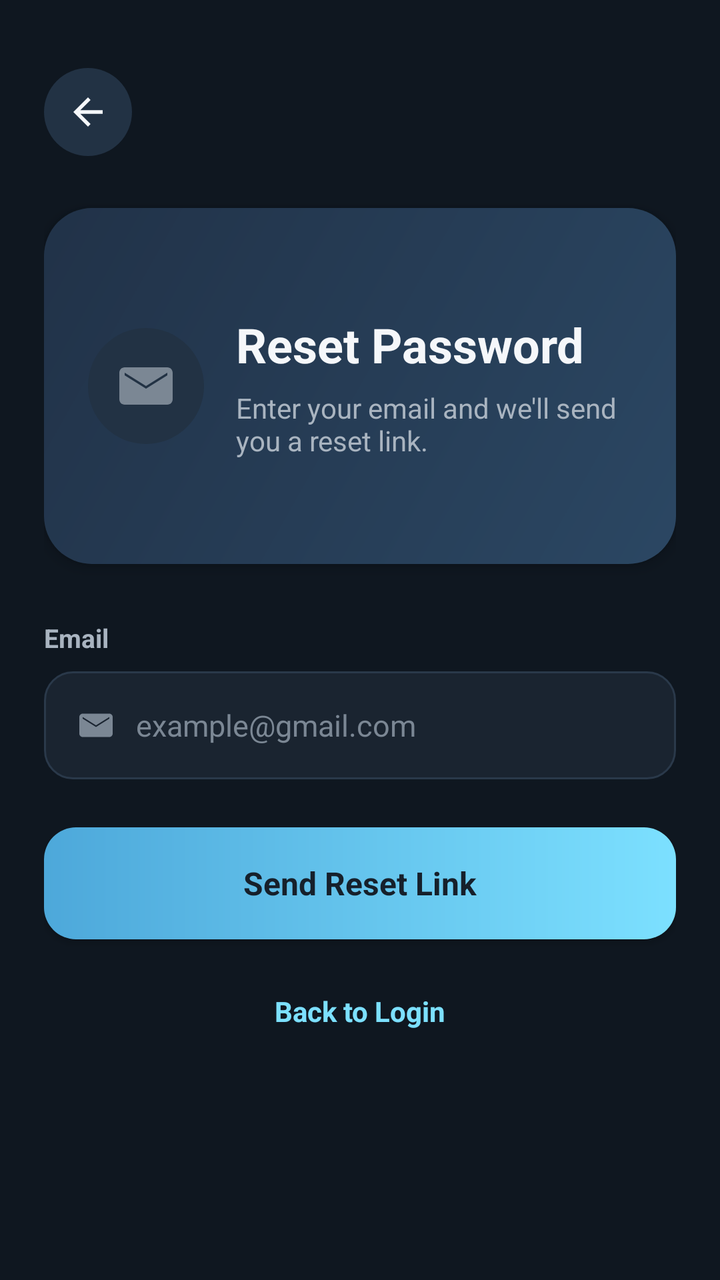
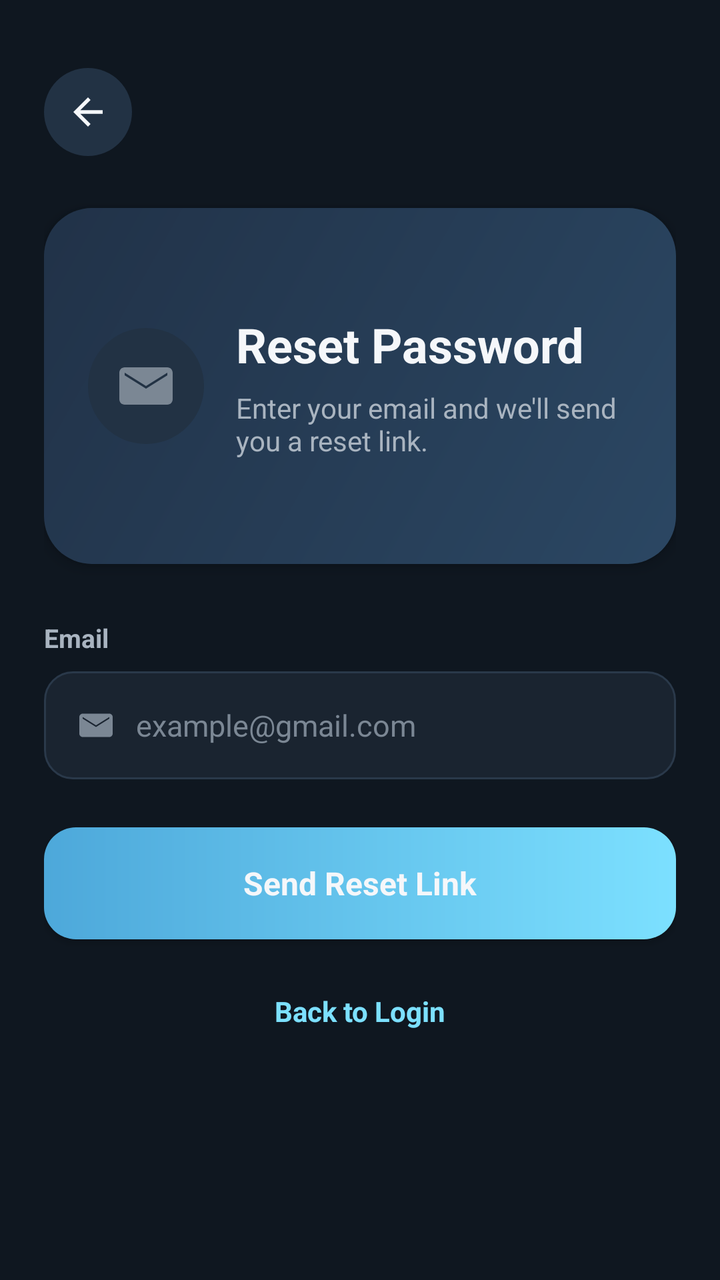

Two renders of the same Android screen: before a commit and after it. Below are the layout's source before the change and the commit's diff.
<!-- AndroidManifest.xml: application theme Theme.Fonosfinal -->
<!-- res/layout/activity_forgot_password.xml -->
<?xml version="1.0" encoding="utf-8"?>
<ScrollView xmlns:android="http://schemas.android.com/apk/res/android"
    android:layout_width="match_parent"
    android:layout_height="match_parent"
    android:background="@color/background"
    android:fillViewport="true">

    <LinearLayout
        android:layout_width="match_parent"
        android:layout_height="wrap_content"
        android:orientation="vertical"
        android:paddingStart="22dp"
        android:paddingTop="34dp"
        android:paddingEnd="22dp"
        android:paddingBottom="28dp">

        <ImageView
            android:id="@+id/button_forgot_back"
            android:layout_width="44dp"
            android:layout_height="44dp"
            android:background="@drawable/bg_icon_circle"
            android:contentDescription="Back"
            android:padding="11dp"
            android:src="@drawable/ic_back" />

        <FrameLayout
            android:layout_width="match_parent"
            android:layout_height="178dp"
            android:layout_marginTop="26dp"
            android:background="@drawable/bg_hero_gradient"
            android:elevation="4dp"
            android:padding="22dp">

            <LinearLayout
                android:layout_width="match_parent"
                android:layout_height="match_parent"
                android:gravity="center_vertical"
                android:orientation="horizontal">

                <ImageView
                    android:layout_width="58dp"
                    android:layout_height="58dp"
                    android:background="@drawable/bg_icon_circle"
                    android:contentDescription="Reset password"
                    android:padding="13dp"
                    android:src="@drawable/ic_mail" />

                <LinearLayout
                    android:layout_width="0dp"
                    android:layout_height="wrap_content"
                    android:layout_marginStart="16dp"
                    android:layout_weight="1"
                    android:orientation="vertical">

                    <TextView
                        android:layout_width="match_parent"
                        android:layout_height="wrap_content"
                        android:text="Reset Password"
                        android:textColor="@color/text_primary"
                        android:textSize="24sp"
                        android:textStyle="bold" />

                    <TextView
                        android:layout_width="match_parent"
                        android:layout_height="wrap_content"
                        android:layout_marginTop="6dp"
                        android:text="Enter your email and we'll send you a reset link."
                        android:textColor="@color/text_secondary"
                        android:textSize="14sp" />
                </LinearLayout>
            </LinearLayout>
        </FrameLayout>

        <TextView
            android:layout_width="wrap_content"
            android:layout_height="wrap_content"
            android:layout_marginTop="28dp"
            android:text="Email"
            android:textColor="@color/text_secondary"
            android:textSize="13sp"
            android:textStyle="bold" />

        <LinearLayout
            android:layout_width="match_parent"
            android:layout_height="54dp"
            android:layout_marginTop="8dp"
            android:background="@drawable/bg_input_dark"
            android:gravity="center_vertical"
            android:orientation="horizontal">

            <ImageView
                android:layout_width="20dp"
                android:layout_height="20dp"
                android:contentDescription="Email"
                android:src="@drawable/ic_mail" />

            <EditText
                android:id="@+id/edit_text_forgot_email"
                android:layout_width="0dp"
                android:layout_height="match_parent"
                android:layout_marginStart="10dp"
                android:layout_weight="1"
                android:background="@android:color/transparent"
                android:hint="example@gmail.com"
                android:inputType="textEmailAddress"
                android:singleLine="true"
                android:textColor="@color/text_primary"
                android:textColorHint="@color/text_muted"
                android:textSize="15sp" />
        </LinearLayout>

        <Button
            android:id="@+id/button_send_reset_link"
            android:layout_width="match_parent"
            android:layout_height="56dp"
            android:layout_marginTop="24dp"
            android:background="@drawable/bg_button_accent"
            android:backgroundTint="@null"
            android:text="Send Reset Link"
            android:textAllCaps="false"
            android:textColor="@color/primary_variant"
            android:textSize="16sp"
            android:textStyle="bold" />

        <TextView
            android:id="@+id/text_back_to_login"
            android:layout_width="match_parent"
            android:layout_height="48dp"
            android:layout_marginTop="12dp"
            android:gravity="center"
            android:text="Back to Login"
            android:textColor="@color/accent"
            android:textSize="14sp"
            android:textStyle="bold" />
    </LinearLayout>
</ScrollView>
<!-- resources referenced by this layout -->
<resources>
  <color name="accent">#7CE0FF</color>
  <color name="background">#0F1720</color>
  <color name="primary_variant">#16202B</color>
  <color name="text_muted">#7B8794</color>
  <color name="text_primary">#F5F7FA</color>
  <color name="text_secondary">#A9B4C0</color>
  <!-- drawable bg_button_accent (drawable) -->
  <?xml version="1.0" encoding="utf-8"?>
  <ripple xmlns:android="http://schemas.android.com/apk/res/android"
      android:color="@color/ripple_accent">
      <item>
          <shape>
              <gradient
                  android:angle="0"
                  android:endColor="@color/accent"
                  android:startColor="@color/secondary" />
              <corners android:radius="16dp" />
          </shape>
      </item>
  </ripple>
  <!-- drawable bg_hero_gradient (drawable) -->
  <?xml version="1.0" encoding="utf-8"?>
  <ripple xmlns:android="http://schemas.android.com/apk/res/android"
      android:color="@color/ripple_accent">
      <item>
          <shape>
              <gradient
                  android:angle="315"
                  android:endColor="@color/card_gradient_end"
                  android:startColor="@color/card_gradient_start" />
              <corners android:radius="24dp" />
          </shape>
      </item>
  </ripple>
  <!-- drawable bg_icon_circle (drawable) -->
  <?xml version="1.0" encoding="utf-8"?>
  <ripple xmlns:android="http://schemas.android.com/apk/res/android"
      android:color="@color/ripple_surface">
      <item>
          <shape android:shape="oval">
              <solid android:color="@color/surface_light" />
          </shape>
      </item>
  </ripple>
  <!-- drawable bg_input_dark (drawable) -->
  <?xml version="1.0" encoding="utf-8"?>
  <shape xmlns:android="http://schemas.android.com/apk/res/android">
      <solid android:color="@color/input_bg" />
      <stroke
          android:width="1dp"
          android:color="@color/divider" />
      <corners android:radius="14dp" />
      <padding
          android:bottom="12dp"
          android:left="16dp"
          android:right="16dp"
          android:top="12dp" />
  </shape>
  <!-- drawable ic_back (drawable) -->
  <?xml version="1.0" encoding="utf-8"?>
  <vector xmlns:android="http://schemas.android.com/apk/res/android"
      android:width="24dp"
      android:height="24dp"
      android:viewportWidth="24"
      android:viewportHeight="24">
      <path
          android:fillColor="@color/text_primary"
          android:pathData="M20,11H7.83L13.42,5.41L12,4L4,12L12,20L13.42,18.59L7.83,13H20V11Z" />
  </vector>
  <!-- drawable ic_mail (drawable) -->
  <?xml version="1.0" encoding="utf-8"?>
  <vector xmlns:android="http://schemas.android.com/apk/res/android"
      android:width="24dp"
      android:height="24dp"
      android:viewportWidth="24"
      android:viewportHeight="24">
      <path
          android:fillColor="@color/text_muted"
          android:pathData="M4,5H20C21.1,5 22,5.9 22,7V17C22,18.1 21.1,19 20,19H4C2.9,19 2,18.1 2,17V7C2,5.9 2.9,5 4,5ZM12,13L20,8V7L12,12L4,7V8L12,13Z" />
  </vector>
  <style name="Theme.Fonosfinal" parent="Base.Theme.Fonosfinal" />
  <color name="ripple_accent">#337CE0FF</color>
  <color name="secondary">#4DA8DA</color>
  <color name="card_gradient_end">#2B4763</color>
  <color name="card_gradient_start">#213248</color>
  <color name="ripple_surface">#26334455</color>
  <color name="surface_light">#223244</color>
  <color name="input_bg">#1A2430</color>
  <color name="divider">#2A394A</color>
  <color name="primary">#1E2A38</color>
  <color name="surface">#182331</color>
  <!-- unchanged entries left out for length: 1 -->
</resources>

<!-- the commit's change to res/layout/activity_forgot_password.xml (unified diff, before → after) -->
@@ -118,7 +118,7 @@
             android:backgroundTint="@null"
             android:text="Send Reset Link"
             android:textAllCaps="false"
-            android:textColor="@color/primary_variant"
+            android:textColor="@color/text_primary"
             android:textSize="16sp"
             android:textStyle="bold" />
 
